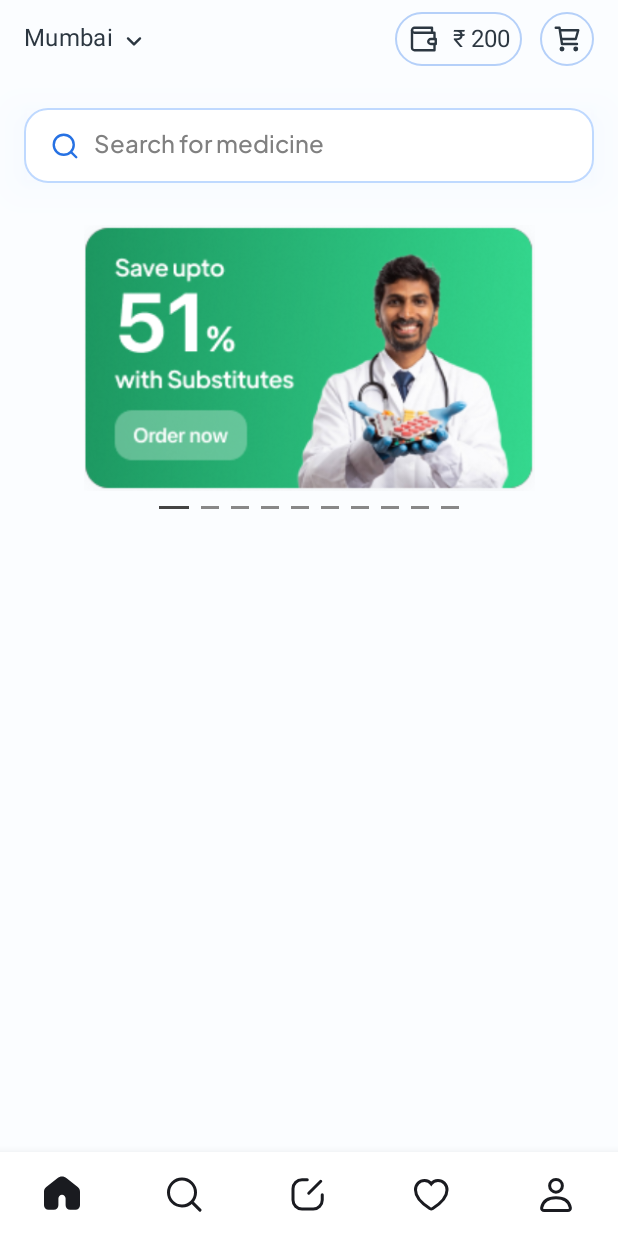
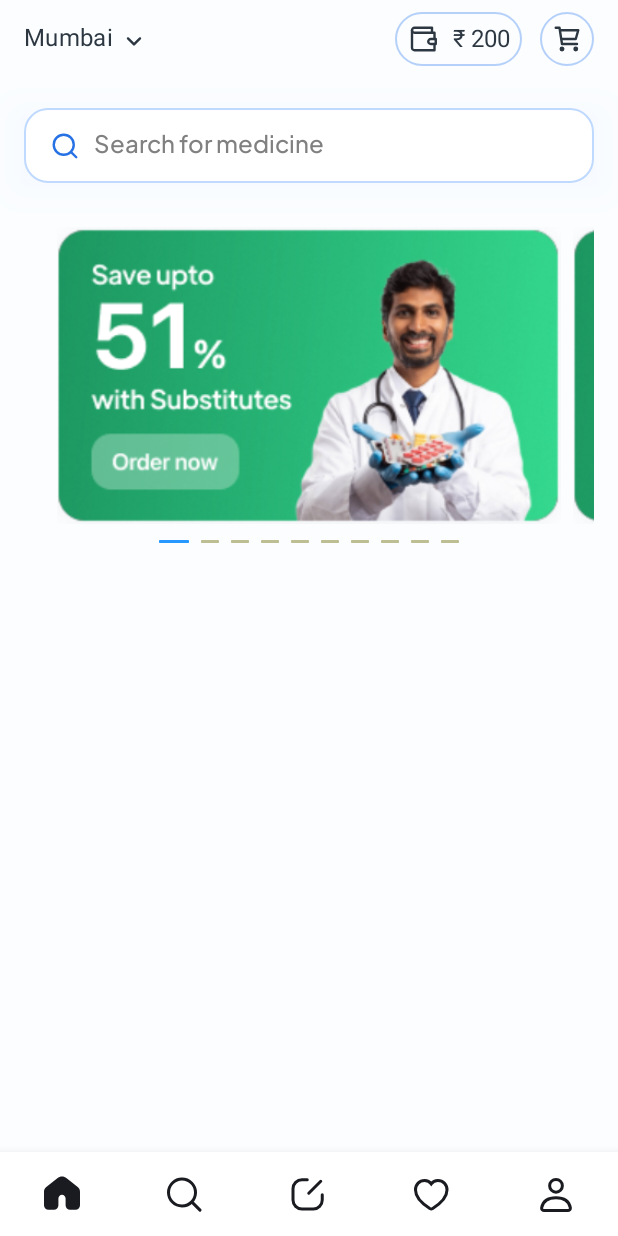
Before and after one commit to shivam842/ComposePlayground, an Android app built with Jetpack Compose: the SearchScreen screen opened through its navigation route, on a phone screen of 412 x 824 dp. Run offline under Robolectric (Android 15) with nearby library versions, the light colour scheme and no system bars.

Commit message:
banner added in compose.

```diff
--- a/app/src/main/java/com/gldev/composeplayground/ui/homepage/HomeScreen.kt
+++ b/app/src/main/java/com/gldev/composeplayground/ui/homepage/HomeScreen.kt
@@ -1,14 +1,16 @@
 package com.gldev.composeplayground.ui.homepage
 
 import android.annotation.SuppressLint
-import android.graphics.drawable.shapes.Shape
+import androidx.compose.animation.animateContentSize
 import androidx.compose.foundation.ExperimentalFoundationApi
 import androidx.compose.foundation.Image
 import androidx.compose.foundation.background
 import androidx.compose.foundation.border
+import androidx.compose.foundation.interaction.collectIsDraggedAsState
 import androidx.compose.foundation.layout.Arrangement
 import androidx.compose.foundation.layout.Box
 import androidx.compose.foundation.layout.Column
+import androidx.compose.foundation.layout.PaddingValues
 import androidx.compose.foundation.layout.Row
 import androidx.compose.foundation.layout.Spacer
 import androidx.compose.foundation.layout.fillMaxSize
@@ -16,23 +18,24 @@ import androidx.compose.foundation.layout.fillMaxWidth
 import androidx.compose.foundation.layout.height
 import androidx.compose.foundation.layout.padding
 import androidx.compose.foundation.layout.width
-import androidx.compose.foundation.lazy.LazyListState
 import androidx.compose.foundation.lazy.LazyRow
-import androidx.compose.foundation.lazy.rememberLazyListState
 import androidx.compose.foundation.pager.HorizontalPager
+import androidx.compose.foundation.pager.PagerState
 import androidx.compose.foundation.pager.rememberPagerState
 import androidx.compose.foundation.shape.RoundedCornerShape
 import androidx.compose.material.Text
 import androidx.compose.runtime.Composable
+import androidx.compose.runtime.LaunchedEffect
+import androidx.compose.runtime.getValue
 import androidx.compose.runtime.mutableStateOf
-import androidx.compose.runtime.produceState
 import androidx.compose.runtime.remember
+import androidx.compose.runtime.setValue
 import androidx.compose.ui.Alignment
 import androidx.compose.ui.Modifier
+import androidx.compose.ui.draw.clip
 import androidx.compose.ui.draw.shadow
 import androidx.compose.ui.graphics.Color
 import androidx.compose.ui.layout.ContentScale
-import androidx.compose.ui.platform.LocalConfiguration
 import androidx.compose.ui.res.painterResource
 import androidx.compose.ui.text.TextStyle
 import androidx.compose.ui.text.font.Font
@@ -41,10 +44,10 @@ import androidx.compose.ui.text.font.FontWeight
 import androidx.compose.ui.tooling.preview.Preview
 import androidx.compose.ui.unit.dp
 import androidx.compose.ui.unit.sp
-import androidx.compose.ui.viewinterop.AndroidView
 import com.gldev.composeplayground.R
-import com.gldev.composeplayground.getScreenWidthDp
-import com.gldev.composeplayground.getScreenWidthPx
+import kotlinx.coroutines.delay
+import kotlinx.coroutines.launch
+import okhttp3.Response
 
 @Preview
 @SuppressLint("UnusedMaterial3ScaffoldPaddingParameter", "UnusedMaterialScaffoldPaddingParameter")
@@ -64,12 +67,12 @@ fun HomeScreen() {
     }
 }
 
+@OptIn(ExperimentalFoundationApi::class)
 @Composable
 fun HomeContent() {
     ViewSearch()
     ViewPromo()
 }
-
 
 @Composable
 fun ViewSearch() {
@@ -120,44 +123,51 @@ fun ViewSearch() {
 
 @OptIn(ExperimentalFoundationApi::class)
 @Composable
-fun ViewPromo() {
-    val pagerState = rememberPagerState(0)
-    val cardWidth = getScreenWidthDp()
+fun ViewPromo(
+    pageCount: Int = 10,
+    pagerState: PagerState = rememberPagerState(0),
+    autoScrollDuration: Long = 3000L
+) {
 
     Spacer(modifier = Modifier.height(8.dp))
 
-    HorizontalPager(
-        state = pagerState,
-        pageCount = 10,
-        modifier = Modifier.fillMaxWidth()
-    ) { page ->
-        // Our page content
-        Image(
-            modifier = Modifier
-                .width(cardWidth)
-                .height(177.dp),
-            painter = painterResource(id = R.drawable.ic_banner),
-            contentDescription = " "
-        )
-    }
+    //View HorizontalView
+    Box(
+        modifier = Modifier
+            .fillMaxWidth()
+            .height(200.dp)
+    ) {
+        val isDragged by pagerState.interactionSource.collectIsDraggedAsState()
+        if (isDragged.not()) {
+            with(pagerState) {
+                var currentPageKey by remember { mutableStateOf(0) }
+                LaunchedEffect(key1 = currentPageKey) {
+                    launch {
+                        delay(timeMillis = autoScrollDuration)
+                        val nextPage = (currentPage + 1).mod(pageCount)
+                        animateScrollToPage(page = nextPage)
+                        currentPageKey = nextPage
+                    }
+                }
+            }
+        }
 
-    /*LazyRow(
-        modifier = Modifier.fillMaxWidth(),
-        horizontalArrangement = Arrangement.spacedBy(16.dp, Alignment.Start),
-        state = listState,
-    ) {
-        items(count = 10) { index ->
+        HorizontalPager(
+            state = pagerState,
+            pageSpacing = 8.dp,
+            pageCount = pageCount,
+            contentPadding = PaddingValues(horizontal = 22.dp)
+        ) { page ->
             Image(
                 modifier = Modifier
-                    .width(304.dp)
-                    .height(177.dp),
+                    .fillMaxSize(),
                 painter = painterResource(id = R.drawable.ic_banner),
                 contentDescription = " "
             )
         }
-    }*/
+    }
 
-
+    //View Indicator
     LazyRow(
         modifier = Modifier.fillMaxWidth(),
         horizontalArrangement = Arrangement.spacedBy(8.dp, Alignment.CenterHorizontally),
@@ -165,12 +175,15 @@ fun ViewPromo() {
         items(count = 10) { index ->
 
             val sWidth = if (index == pagerState.currentPage) 20.dp else 12.dp
-            val color = if (index == pagerState.currentPage) Color.DarkGray else Color.Gray
+            val color =
+                if (index == pagerState.currentPage) Color(0xFF2798FF.toInt()) else Color(0x86868633.toInt())
             Spacer(
                 modifier = Modifier
                     .width(sWidth)
                     .height(2.dp)
+                    .clip(RoundedCornerShape(0.5.dp))
                     .background(color)
+                    .animateContentSize()
             )
         }
     }
```
